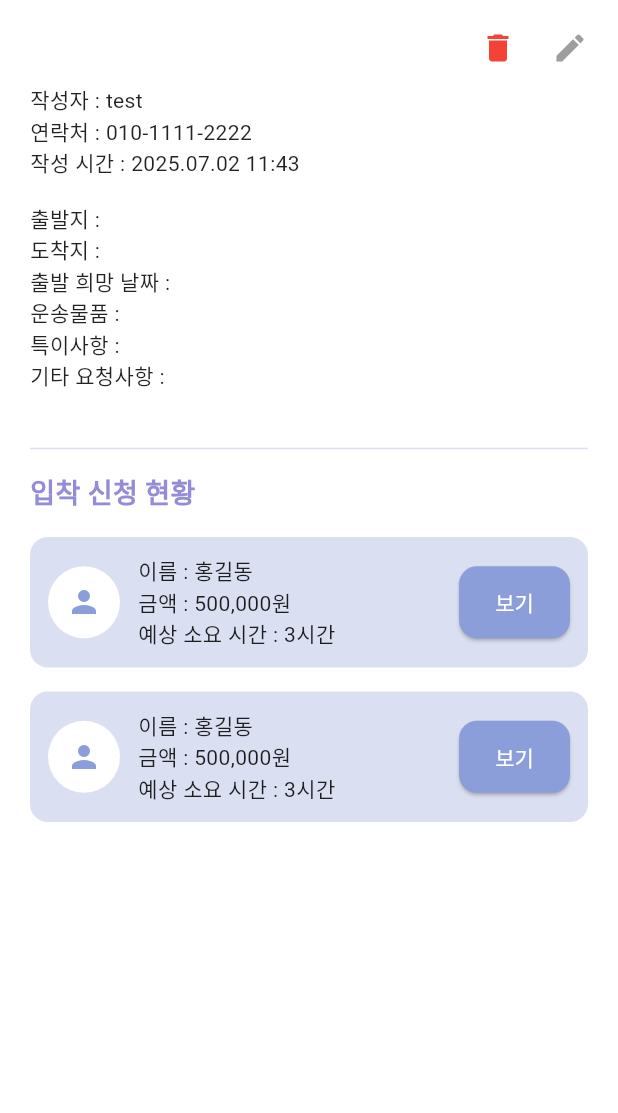
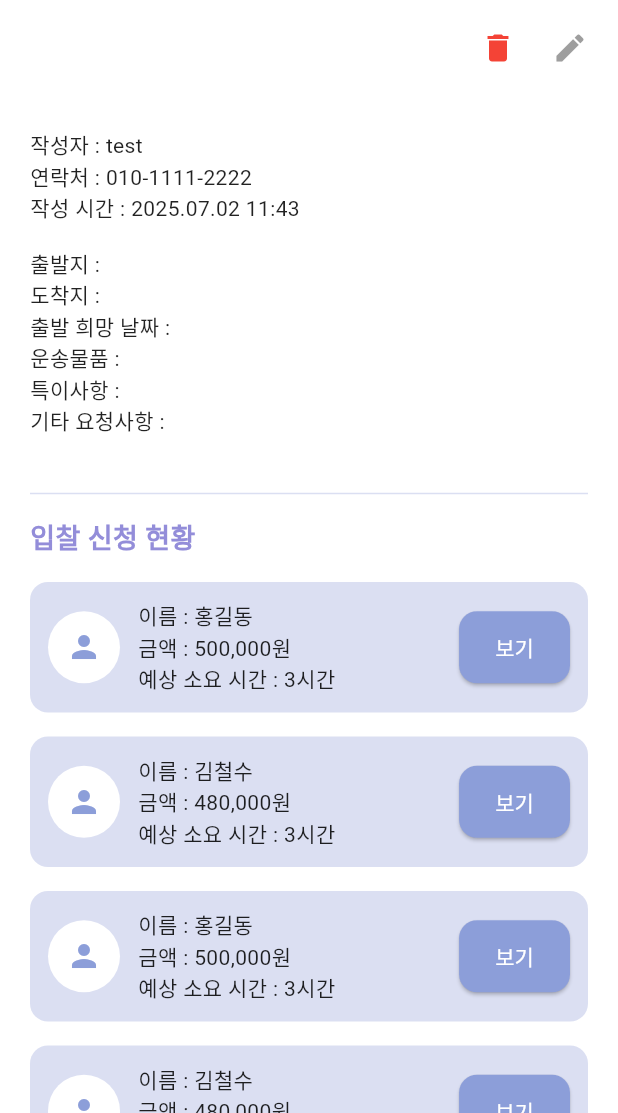
Before and after one commit to shiroHSG/Fastruck, a Flutter app: the RequestDetailPage screen opened directly, on a phone screen of 412 x 824 dp, the part 123-1236 px from its top. Run offline on Flutter 3.47's test engine with Material 3 defaults, Android fonts, the phone set to English and light mode, and no system bars; our stand-ins replace shared_preferences, table_calendar; accounts and stored records are empty; Roboto replaces fonts that are missing (GowunGothic).

Commit message:
update shipper_request_detail

```diff
--- a/src/main/flutter_app/lib/shppier/shipper_home/shipper_home.dart
+++ b/src/main/flutter_app/lib/shppier/shipper_home/shipper_home.dart
@@ -44,9 +44,9 @@ class _ShipperHomePageState extends State<ShipperHomePage> {
       body = const ShipperRequestPage(); // 여기서 push 없이 body만 교체
     } else if (currentIndex == 2) {
       body = const ShipperReviewPage();
-    } else if (currentIndex == 3) {
+    } /*else if (currentIndex == 3) {
       body = const ShipperReviewPage();
-    } else if (currentIndex == 4) {
+    }*/ else if (currentIndex == 4) {
       body = const ProfilePage();
     } else {
       body = const Center(child: Text('아직 구현되지 않은 탭입니다.'));
--- a/src/main/flutter_app/lib/shppier/shipper_request/request_detail_ui.dart
+++ b/src/main/flutter_app/lib/shppier/shipper_request/request_detail_ui.dart
@@ -1,9 +1,69 @@
 import 'package:flutter/material.dart';
+import 'package:shared_preferences/shared_preferences.dart';
 import '../../../app_theme.dart';
 import '../../../widgets/custom_dialog.dart';
 
-class RequestDetailUI extends StatelessWidget {
+class RequestDetailUI extends StatefulWidget {
   const RequestDetailUI({super.key});
+
+  @override
+  State<RequestDetailUI> createState() => _RequestDetailUIState();
+}
+
+class _RequestDetailUIState extends State<RequestDetailUI> {
+  Map<String, String>? acceptedBid;
+  bool isAccepted = false;
+
+  List<Map<String, String>> bids = [
+    {
+      'name': '홍길동',
+      'phone': '010-2222-3333',
+      'requestTime': '2025.07.02 12:40',
+      'price': '500,000원',
+      'note': '빠른 배송 부탁드립니다.',
+    },
+    {
+      'name': '김철수',
+      'phone': '010-3333-4444',
+      'requestTime': '2025.07.02 13:10',
+      'price': '480,000원',
+      'note': '야간 운행 가능',
+    },
+  ];
+
+  @override
+  void initState() {
+    super.initState();
+    loadAcceptedBid();
+  }
+
+  Future<void> saveAcceptedBid(Map<String, String> bid) async {
+    final prefs = await SharedPreferences.getInstance();
+    prefs.setBool('isAccepted', true);
+    prefs.setString('acceptedName', bid['name'] ?? '');
+    prefs.setString('acceptedPhone', bid['phone'] ?? '');
+    prefs.setString('acceptedPrice', bid['price'] ?? '');
+    prefs.setString('acceptedTime', bid['requestTime'] ?? '');
+    prefs.setString('acceptedNote', bid['note'] ?? '');
+  }
+
+  Future<void> loadAcceptedBid() async {
+    final prefs = await SharedPreferences.getInstance();
+    final accepted = prefs.getBool('isAccepted') ?? false;
+
+    if (accepted) {
+      setState(() {
+        isAccepted = true;
+        acceptedBid = {
+          'name': prefs.getString('acceptedName') ?? '',
+          'phone': prefs.getString('acceptedPhone') ?? '',
+          'price': prefs.getString('acceptedPrice') ?? '',
+          'requestTime': prefs.getString('acceptedTime') ?? '',
+          'note': prefs.getString('acceptedNote') ?? '',
+        };
+      });
+    }
+  }
 
   @override
   Widget build(BuildContext context) {
@@ -11,7 +71,6 @@ class RequestDetailUI extends StatelessWidget {
       child: Column(
         crossAxisAlignment: CrossAxisAlignment.start,
         children: [
-          // 하단 하나의 헤더
           Container(
             color: AppColors.primary,
             padding: const EdgeInsets.only(top: 40, left: 16, right: 16, bottom: 12),
@@ -34,7 +93,7 @@ class RequestDetailUI extends StatelessWidget {
             ),
           ),
 
-          // 수정 / 삭제 버튼
+          if (!isAccepted)
             Padding(
               padding: const EdgeInsets.only(top: 8, right: 8),
               child: Row(
@@ -57,6 +116,7 @@ class RequestDetailUI extends StatelessWidget {
             child: Column(
               crossAxisAlignment: CrossAxisAlignment.start,
               children: [
+                const SizedBox(height: 30),
                 const Text('작성자 : test'),
                 const Text('연락처 : 010-1111-2222'),
                 const Text('작성 시간 : 2025.07.02 11:43'),
@@ -71,18 +131,53 @@ class RequestDetailUI extends StatelessWidget {
                 const SizedBox(height: 30),
                 const Divider(color: AppColors.base),
                 const SizedBox(height: 8),
+                Row(
+                  mainAxisAlignment: MainAxisAlignment.spaceBetween,
+                  children: [
                     const Text(
-                  '입착 신청 현황',
+                      '입찰 신청 현황',
                       style: TextStyle(
                         color: AppColors.point,
                         fontWeight: FontWeight.bold,
                         fontSize: 18,
                       ),
                     ),
+                    if (isAccepted)
+                      Container(
+                        padding: const EdgeInsets.symmetric(horizontal: 8, vertical: 4),
+                        decoration: BoxDecoration(
+                          color: AppColors.primary.withOpacity(0.1),
+                          borderRadius: BorderRadius.circular(8),
+                        ),
+                        child: const Text(
+                          '배정',
+                          style: TextStyle(
+                            color: AppColors.primary,
+                            fontWeight: FontWeight.bold,
+                            fontSize: 15,
+                          ),
+                        ),
+                      ),
+                  ],
+                ),
+
                 const SizedBox(height: 16),
 
+                // 입찰 수락됐으면 다른 입찰 숨기기
+                if (isAccepted && acceptedBid != null)
+                  _acceptedBidCard(context, acceptedBid!)
+                else
                   Column(
-                  children: List.generate(2, (index) => _bidCard(context)),
+                    children: bids.map((bid) => _bidCard(context, bid)).toList(),
+                  ),
+
+                Column(
+                  children: bids.map((bid) {
+                    if (isAccepted && acceptedBid?['name'] == bid['name']) {
+                      return const SizedBox(); // 이미 배정된 입찰은 숨김
+                    }
+                    return _bidCard(context, bid);
+                  }).toList(),
                 ),
               ],
             ),
@@ -92,7 +187,7 @@ class RequestDetailUI extends StatelessWidget {
     );
   }
 
-  Widget _bidCard(BuildContext context) {
+  Widget _bidCard(BuildContext context, Map<String, String> bid) {
     return Container(
       margin: const EdgeInsets.only(bottom: 16),
       padding: const EdgeInsets.all(12),
@@ -103,15 +198,10 @@ class RequestDetailUI extends StatelessWidget {
       child: Row(
         crossAxisAlignment: CrossAxisAlignment.center,
         children: [
-          GestureDetector(
-            onTap: () {
-              debugPrint('프로필 이미지 클릭됨');
-            },
-            child: const CircleAvatar(
+          const CircleAvatar(
             radius: 24,
             backgroundColor: Colors.white,
             child: Icon(Icons.person, color: AppColors.primary),
-            ),
           ),
           const SizedBox(width: 12),
           Expanded(
@@ -120,22 +210,31 @@ class RequestDetailUI extends StatelessWidget {
               children: [
                 Column(
                   crossAxisAlignment: CrossAxisAlignment.start,
-                  children: const [
-                    Text('이름 : 홍길동'),
-                    Text('금액 : 500,000원'),
-                    Text('예상 소요 시간 : 3시간'),
+                  children: [
+                    Text('이름 : ${bid['name']}'),
+                    Text('금액 : ${bid['price']}'),
+                    const Text('예상 소요 시간 : 3시간'),
                   ],
                 ),
                 ElevatedButton(
                   onPressed: () {
                     showDialog(
                       context: context,
-                      builder: (context) => const BidDetailDialog(
-                        name: '홍길동',
-                        phone: '010-2222-3333',
-                        requestTime: '2025.07.02 12:40',
-                        price: '500,000원',
-                        note: '빠른 배송 부탁드립니다.',
+                      builder: (context) => BidDetailDialog(
+                        name: bid['name']!,
+                        phone: bid['phone']!,
+                        requestTime: bid['requestTime']!,
+                        price: bid['price']!,
+                        note: bid['note']!,
+                        onAccept: () {
+                          Navigator.pop(context);
+                          saveAcceptedBid(bid);
+                          setState(() {
+                            acceptedBid = bid;
+                            isAccepted = true;
+                          });
+                        },
+                        onReject: () => Navigator.pop(context),
                       ),
                     );
                   },
@@ -154,4 +253,36 @@ class RequestDetailUI extends StatelessWidget {
       ),
     );
   }
+
+  Widget _acceptedBidCard(BuildContext context, Map<String, String> bid) {
+    return Container(
+      margin: const EdgeInsets.only(bottom: 16),
+      padding: const EdgeInsets.all(12),
+      decoration: BoxDecoration(
+        color: AppColors.base,
+        borderRadius: BorderRadius.circular(12),
+      ),
+      child: Row(
+        crossAxisAlignment: CrossAxisAlignment.center,
+        children: [
+          const CircleAvatar(
+            radius: 24,
+            backgroundColor: Colors.white,
+            child: Icon(Icons.person, color: AppColors.primary),
+          ),
+          const SizedBox(width: 12),
+          Column(
+            crossAxisAlignment: CrossAxisAlignment.start,
+            children: [
+              Text('이름 : ${bid['name']}'),
+              Text('금액 : ${bid['price']}'),
+              Text('요청 시간 : ${bid['requestTime']}'),
+              Text('연락처 : ${bid['phone']}'),
+              Text('요청사항 : ${bid['note']}'),
+            ],
+          ),
+        ],
+      ),
+    );
   }
+}
```
Also changed, not shown: src/main/flutter_app/lib/shppier/shipper_request/request_detail.dart (+0 -15 lines). Lines whose indentation alone changed are shown as unchanged.
